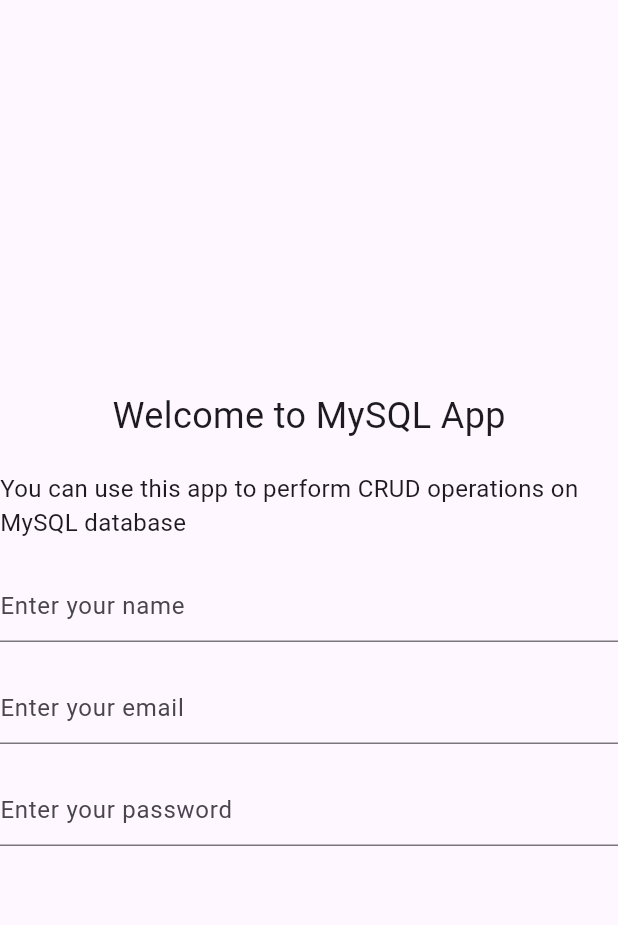
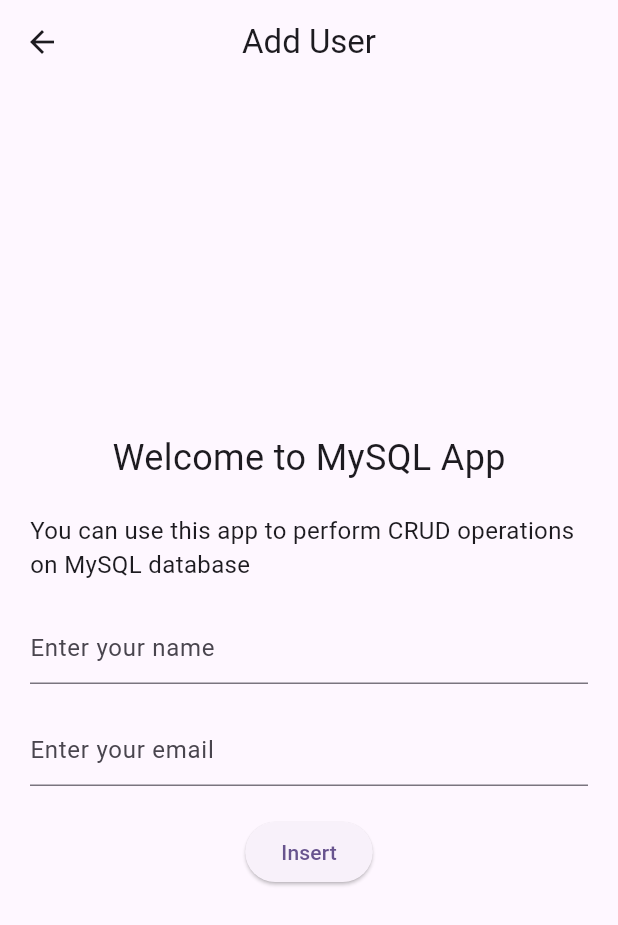
Before and after one commit to bilawalmehmood/MySQL-App, a Flutter app: the HomeScreen screen opened directly, on a phone screen of 412 x 824 dp. Shown: the top 925 px of the screen. Run offline on Flutter 3.47's test engine with Material 3 defaults, Android fonts, the phone set to English and light mode, and no system bars; our stand-ins replace get, sqflite; missing offline and left inert: mysql1; accounts and stored records are empty.

Commit message:
CRUD DOne

```diff
--- /dev/null
+++ b/lib/controllers/home_controller.dart
@@ -0,0 +1,50 @@
+import 'package:flutter/material.dart';
+import 'package:get/get.dart';
+import 'package:mysql_app/db/database_helper.dart';
+import 'package:mysql_app/db/mysql.dart';
+import 'package:mysql_app/model/user_model.dart';
+import 'package:mysql_app/screens/user_list_screen.dart';
+
+class HomeController extends GetxController {
+  final TextEditingController nameController = TextEditingController();
+  final TextEditingController emailController = TextEditingController();
+  final TextEditingController passwordController = TextEditingController();
+  Mysql mysql = Mysql();
+
+  RxBool isLoading = false.obs;
+
+
+  @override
+  void onInit() async {
+    // await mysql.getConnection();
+    await DatabaseHelper().initializeDatabase();
+    super.onInit();
+  }
+
+  void insert() async {
+    try {
+      isLoading(true);
+      int id  = DateTime.now().millisecondsSinceEpoch;
+      UserModel user = UserModel(
+          id: id,
+          name: nameController.text,
+          email: emailController.text,);
+      int result = await DatabaseHelper().insertContact(user);
+      if (result == 0) {
+        isLoading(false);
+        Get.snackbar('Error', 'User not inserted');
+        return;
+      } else {
+        nameController.clear();
+        emailController.clear();
+        passwordController.clear();
+        isLoading(false);
+        Get.offAll(() => const UserListScreen());
+        Get.snackbar('Success', 'User inserted successfully');
+      }
+    } catch (e) {
+      isLoading(false);
+      Get.snackbar('Error', e.toString());
+    }
+  }
+}
--- /dev/null
+++ b/lib/db/database_helper.dart
@@ -0,0 +1,77 @@
+import 'dart:io';
+
+import 'package:mysql_app/model/user_model.dart';
+import 'package:path_provider/path_provider.dart';
+import 'package:sqflite/sqflite.dart';
+
+class DatabaseHelper {
+  static DatabaseHelper? databaseHelper; // Singleton DatabaseHelper
+  static Database? database; // Singleton Database
+
+  String tableName = 'user';
+  String userIdCol = 'id';
+  String userNameCol = 'name';
+  String userEmailCol = 'email';
+
+  DatabaseHelper._createInstance(); // Named constructor to create instance of DatabaseHelper
+
+  factory DatabaseHelper() {
+    databaseHelper ??= DatabaseHelper._createInstance();
+    return databaseHelper!;
+  }
+
+  // Getter for the database instance
+  Future<Database> get getDatabase async {
+    database ??= await initializeDatabase();
+    return database!;
+  }
+
+  // Initialize database
+  Future<Database> initializeDatabase() async {
+    // Get the directory path for both Android and iOS to store database
+    Directory directory = await getApplicationDocumentsDirectory();
+    String path = '${directory.path}user.db';
+
+    // Open/create the database at a given path
+    var contactsDatabase =
+        await openDatabase(path, version: 1, onCreate: _createDb);
+    print('Database created successfully ${contactsDatabase.path}');
+    return contactsDatabase;
+  }
+
+  // Create database and table
+  void _createDb(Database db, int newVersion) async {
+    await db.execute(
+        'CREATE TABLE $tableName($userIdCol INTEGER PRIMARY KEY AUTOINCREMENT, $userNameCol TEXT, $userEmailCol TEXT)');
+  }
+
+  // Insert operation
+  Future<int> insertContact(UserModel user) async {
+    Database db = await getDatabase;
+    var result = await db.insert(tableName, user.toJson());
+    return result;
+  }
+
+  // Fetch operation: Get all contacts
+  Future<List<Map<String, dynamic>>> getUserMapList() async {
+    Database db = await getDatabase;
+    var result = await db.query(tableName);
+    return result;
+  }
+
+  // Update operation
+  Future<int> updateUser(UserModel user) async {
+    var db = await getDatabase;
+    var result = await db.update(tableName, user.toJson(),
+        where: '$userIdCol = ?', whereArgs: [user.id]);
+    return result;
+  }
+
+  // Delete operation
+  Future<int> deleteUser(int id) async {
+    var db = await getDatabase;
+    int result =
+        await db.rawDelete('DELETE FROM $tableName WHERE $userIdCol = $id');
+    return result;
+  }
+}
--- a/lib/db/mysql.dart
+++ b/lib/db/mysql.dart
@@ -2,15 +2,17 @@ import 'package:mysql1/mysql1.dart';
 import 'package:mysql_app/model/user_model.dart';
 
 class Mysql {
-  var settings =  ConnectionSettings(
+
+  Mysql();
+
+   Future<MySqlConnection> getConnection() async {
+    var settings =  ConnectionSettings(
     host: 'localhost',
     port: 3306,
     user: 'root',
-    password: '',
+    password: '12345',
     db: 'flutter_mysql'
   );
-
-  Future<MySqlConnection> getConnection() async {
     return await MySqlConnection.connect(settings);
   }
 
@@ -22,22 +24,20 @@ class Mysql {
     MySqlConnection connection = await getConnection();
     await connection.query(
       'INSERT INTO users (id, name, email, password) VALUES (?, ?, ?, ?)',
-      [user.name, user.email, user.password]
+      [user.name, user.email]
     );
-    await closeConnection(connection);
+    // await closeConnection(connection);
   }
 
   Future<List<UserModel>> getAllUsers() async {
     MySqlConnection connection = await getConnection();
     var results = await connection.query('SELECT * FROM users');
-    await closeConnection(connection);
     return results.map((e) => UserModel.fromJson(e.fields)).toList();
   }
 
   Future<UserModel> getUserById({required int id}) async {
     MySqlConnection connection = await getConnection();
     var results = await connection.query('SELECT * FROM users WHERE id = ?', [id]);
-    await closeConnection(connection);
     return UserModel.fromJson(results.first.fields);
   }
 
@@ -45,7 +45,7 @@ class Mysql {
     MySqlConnection connection = await getConnection();
     await connection.query(
       'UPDATE users SET name = ?, email = ?, password = ? WHERE id = ?',
-      [user.name, user.email, user.password, user.id]
+      [user.name, user.email, user.id]
     );
     await closeConnection(connection);
   }
--- a/lib/main.dart
+++ b/lib/main.dart
@@ -1,5 +1,7 @@
 import 'package:flutter/material.dart';
+import 'package:get/get.dart';
 import 'package:mysql_app/screens/home_screen.dart';
+import 'package:mysql_app/screens/user_list_screen.dart';
 
 void main() {
   runApp(const MyApp());
@@ -11,13 +13,13 @@ class MyApp extends StatelessWidget {
   // This widget is the root of your application.
   @override
   Widget build(BuildContext context) {
-    return MaterialApp(
+    return GetMaterialApp(
       title: 'Flutter Demo',
       theme: ThemeData(
         colorScheme: ColorScheme.fromSeed(seedColor: Colors.deepPurple),
         useMaterial3: true,
       ),
-      home: const HomeScreen(),
+      home: const UserListScreen(),
     );
   }
 }
--- a/lib/model/user_model.dart
+++ b/lib/model/user_model.dart
@@ -1,24 +1,22 @@
 
 class UserModel {
-  String id='';
+  int id=-1;
   String name = '';
   String email = '';
-  String password = '';
 
   UserModel.empty();
 
   UserModel({
+    required this.id,
     required this.name,
     required this.email,
-    required this.password,
   });
 
 
   UserModel.fromJson(Map<String, dynamic> json){
-    id = json['id'].toString();
+    id = json['id'];
     name = json['name'];
     email = json['email'];
-    password = json['password'];
   }
 
   Map<String, dynamic> toJson() {
@@ -26,7 +24,6 @@ class UserModel {
     data['id'] = id;
     data['name'] = name;
     data['email'] = email;
-    data['password'] = password;
     return data;
   }
 }
--- a/lib/screens/home_screen.dart
+++ b/lib/screens/home_screen.dart
@@ -1,43 +1,58 @@
 import 'package:flutter/material.dart';
+import 'package:get/get.dart';
+import 'package:mysql_app/controllers/home_controller.dart';
 
-class HomeScreen extends StatelessWidget {
+class HomeScreen extends GetView<HomeController> {
   const HomeScreen({super.key});
 
   @override
   Widget build(BuildContext context) {
-    return const Scaffold(
+    Get.put(HomeController());
+    return  Scaffold(
+      appBar: AppBar(
+        title: const Text('Add User'),
+        centerTitle: true,
+      ),
       body: Center(
+        child: Padding(
+          padding: const EdgeInsets.symmetric(horizontal: 20),
           child: Column(
             mainAxisAlignment: MainAxisAlignment.center,
             children: <Widget>[
-            Text(
+              const Text(
                 'Welcome to MySQL App',
                 style: TextStyle(fontSize: 24),
               ),
-            SizedBox(height: 20),
-            Text(
+              const SizedBox(height: 20),
+              const Text(
                 'You can use this app to perform CRUD operations on MySQL database',
                 style: TextStyle(fontSize: 16),
               ),
-            SizedBox(height: 20),
+              const SizedBox(height: 20),
               TextField(
-              decoration: InputDecoration(
+                controller: controller.nameController,
+                decoration: const InputDecoration(
                   hintText: 'Enter your name'
                 ),
               ),
-            SizedBox(height: 20),
+              const SizedBox(height: 20),
               TextField(
-              decoration: InputDecoration(
+                controller: controller.emailController,
+                decoration: const InputDecoration(
                   hintText: 'Enter your email'
                 ),
               ),
-            SizedBox(height: 20),
-            TextField(
-              decoration: InputDecoration(
-                hintText: 'Enter your password'
+              const SizedBox(height: 20),
+              Obx(
+                ()=> controller.isLoading.value
+                ? const Center(child: CircularProgressIndicator())
+                : ElevatedButton(
+                  onPressed: controller.insert,
+                  child: const Text('Insert'),
                 ),
               ),
             ],
+          ),
         )
       ),
     );
--- a/pubspec.yaml
+++ b/pubspec.yaml
@@ -36,6 +36,9 @@ dependencies:
   # Use with the CupertinoIcons class for iOS style icons.
   cupertino_icons: ^1.0.2
   mysql1: ^0.20.0
+  get: ^4.6.6
+  sqflite: ^2.3.2
+  path_provider: ^2.1.2
 
 dev_dependencies:
   flutter_test:
```
Also changed, not shown: lib/controllers/user_list_controller.dart (added, +40 -0 lines), lib/screens/user_list_screen.dart (added, +64 -0 lines), pubspec.lock, 1 other file. Lines whose indentation alone changed are shown as unchanged.
